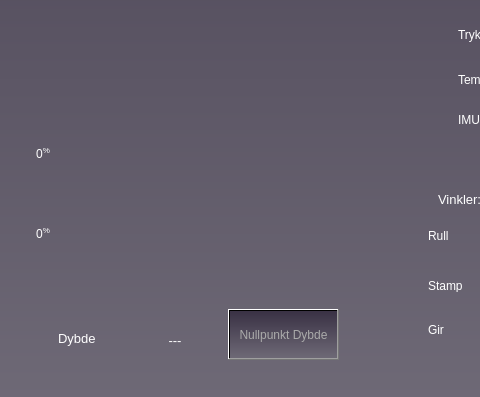
This is gui/window1.ui in UiS-Subsea/Bachelor_GUI as Qt 5 draws it before an edit; both pictures show x 412 to 892 and y 571 to 968 of the 1183 by 968 pixel window. The edited form follows.
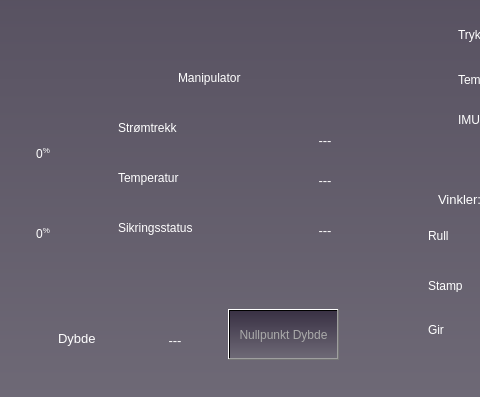
This is the edited form. Icons and pictures are not drawn.

Commit message: added manipulator and thruster update

The edit to the form file:
```diff
--- a/gui/window1.ui
+++ b/gui/window1.ui
@@ -3195,6 +3195,220 @@
     <string>whiteBg</string>
    </property>
   </widget>
+  <widget class="QLabel" name="label_9">
+   <property name="geometry">
+    <rect>
+     <x>530</x>
+     <y>690</y>
+     <width>91</width>
+     <height>17</height>
+    </rect>
+   </property>
+   <property name="text">
+    <string>Strømtrekk</string>
+   </property>
+  </widget>
+  <widget class="QLabel" name="label_10">
+   <property name="geometry">
+    <rect>
+     <x>530</x>
+     <y>740</y>
+     <width>91</width>
+     <height>17</height>
+    </rect>
+   </property>
+   <property name="text">
+    <string>Temperatur</string>
+   </property>
+  </widget>
+  <widget class="QLabel" name="label_11">
+   <property name="geometry">
+    <rect>
+     <x>530</x>
+     <y>790</y>
+     <width>101</width>
+     <height>17</height>
+    </rect>
+   </property>
+   <property name="text">
+    <string>Sikringsstatus</string>
+   </property>
+  </widget>
+  <widget class="QLabel" name="label_12">
+   <property name="geometry">
+    <rect>
+     <x>590</x>
+     <y>640</y>
+     <width>121</width>
+     <height>17</height>
+    </rect>
+   </property>
+   <property name="text">
+    <string>Manipulator</string>
+   </property>
+  </widget>
+  <widget class="QLabel" name="labelManipulatorKraft">
+   <property name="geometry">
+    <rect>
+     <x>700</x>
+     <y>690</y>
+     <width>74</width>
+     <height>42</height>
+    </rect>
+   </property>
+   <property name="minimumSize">
+    <size>
+     <width>0</width>
+     <height>0</height>
+    </size>
+   </property>
+   <property name="maximumSize">
+    <size>
+     <width>16777215</width>
+     <height>16777215</height>
+    </size>
+   </property>
+   <property name="font">
+    <font>
+     <pointsize>10</pointsize>
+     <weight>50</weight>
+     <italic>false</italic>
+     <bold>false</bold>
+    </font>
+   </property>
+   <property name="frameShape">
+    <enum>QFrame::NoFrame</enum>
+   </property>
+   <property name="lineWidth">
+    <number>0</number>
+   </property>
+   <property name="midLineWidth">
+    <number>0</number>
+   </property>
+   <property name="text">
+    <string>---</string>
+   </property>
+   <property name="alignment">
+    <set>Qt::AlignCenter</set>
+   </property>
+   <property name="margin">
+    <number>0</number>
+   </property>
+   <property name="labelStyle" stdset="0">
+    <string>blackBg</string>
+   </property>
+   <property name="labelStyle2" stdset="0">
+    <string>whiteBg</string>
+   </property>
+  </widget>
+  <widget class="QLabel" name="labelManipulatorTemp">
+   <property name="geometry">
+    <rect>
+     <x>700</x>
+     <y>730</y>
+     <width>74</width>
+     <height>42</height>
+    </rect>
+   </property>
+   <property name="minimumSize">
+    <size>
+     <width>0</width>
+     <height>0</height>
+    </size>
+   </property>
+   <property name="maximumSize">
+    <size>
+     <width>16777215</width>
+     <height>16777215</height>
+    </size>
+   </property>
+   <property name="font">
+    <font>
+     <pointsize>10</pointsize>
+     <weight>50</weight>
+     <italic>false</italic>
+     <bold>false</bold>
+    </font>
+   </property>
+   <property name="frameShape">
+    <enum>QFrame::NoFrame</enum>
+   </property>
+   <property name="lineWidth">
+    <number>0</number>
+   </property>
+   <property name="midLineWidth">
+    <number>0</number>
+   </property>
+   <property name="text">
+    <string>---</string>
+   </property>
+   <property name="alignment">
+    <set>Qt::AlignCenter</set>
+   </property>
+   <property name="margin">
+    <number>0</number>
+   </property>
+   <property name="labelStyle" stdset="0">
+    <string>blackBg</string>
+   </property>
+   <property name="labelStyle2" stdset="0">
+    <string>whiteBg</string>
+   </property>
+  </widget>
+  <widget class="QLabel" name="labelManipulatorSikring">
+   <property name="geometry">
+    <rect>
+     <x>700</x>
+     <y>780</y>
+     <width>74</width>
+     <height>42</height>
+    </rect>
+   </property>
+   <property name="minimumSize">
+    <size>
+     <width>0</width>
+     <height>0</height>
+    </size>
+   </property>
+   <property name="maximumSize">
+    <size>
+     <width>16777215</width>
+     <height>16777215</height>
+    </size>
+   </property>
+   <property name="font">
+    <font>
+     <pointsize>10</pointsize>
+     <weight>50</weight>
+     <italic>false</italic>
+     <bold>false</bold>
+    </font>
+   </property>
+   <property name="frameShape">
+    <enum>QFrame::NoFrame</enum>
+   </property>
+   <property name="lineWidth">
+    <number>0</number>
+   </property>
+   <property name="midLineWidth">
+    <number>0</number>
+   </property>
+   <property name="text">
+    <string>---</string>
+   </property>
+   <property name="alignment">
+    <set>Qt::AlignCenter</set>
+   </property>
+   <property name="margin">
+    <number>0</number>
+   </property>
+   <property name="labelStyle" stdset="0">
+    <string>blackBg</string>
+   </property>
+   <property name="labelStyle2" stdset="0">
+    <string>whiteBg</string>
+   </property>
+  </widget>
  </widget>
  <resources>
   <include location="../../uis-subsea/Subsea_QT_GUI/resources.qrc"/>
```
The commit also changes 4 other files.
